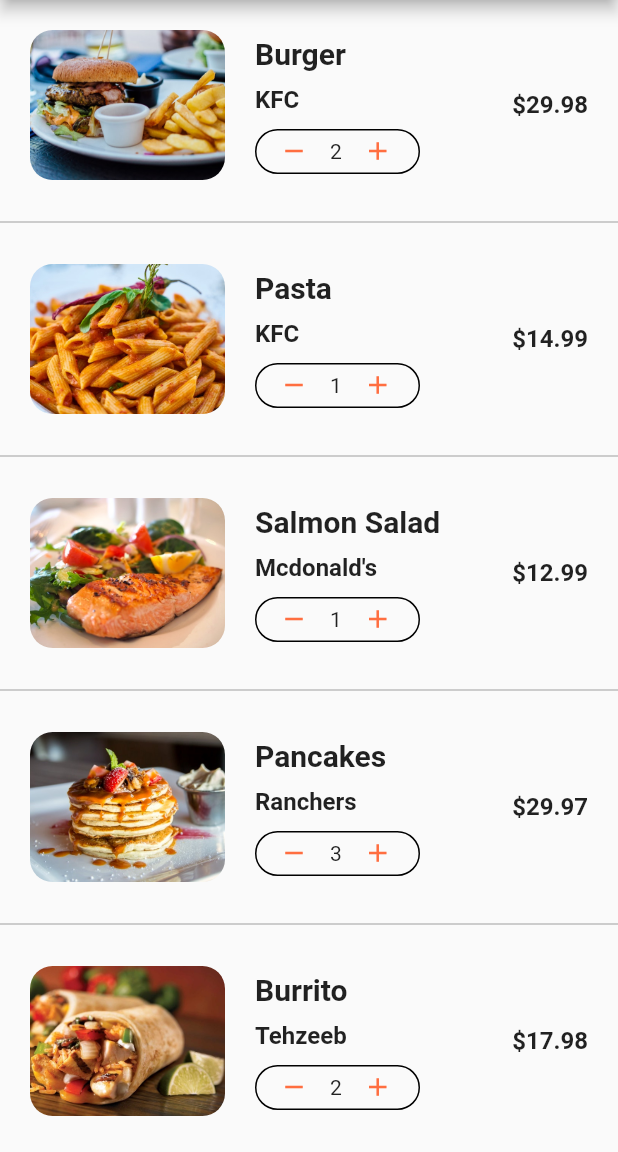
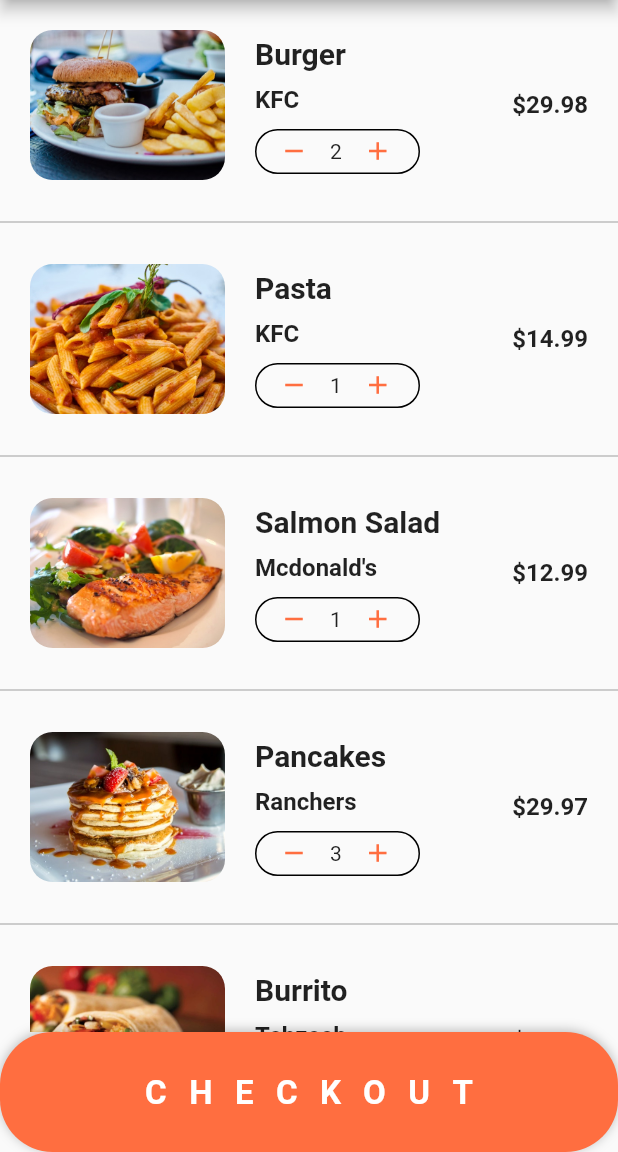
Before and after one commit to arslankaleem7229/Food-Dilivery-App, a Flutter app: the CartScreen screen opened directly, on a phone screen of 412 x 824 dp, the part 84-1236 px from its top. Run offline on Flutter 3.47's test engine with Material 2 defaults, Android fonts, the phone set to English and light mode, and no system bars.

Commit message:
Updated Cart Screen

```diff
--- a/lib/screens/cart.dart
+++ b/lib/screens/cart.dart
@@ -11,30 +11,95 @@ class CartScreen extends StatefulWidget {
 class _CartScreenState extends State<CartScreen> {
   @override
   Widget build(BuildContext context) {
+    double _totalprice = 0;
+
+    currentUser.cart.forEach((cartItem) {
+      _totalprice += cartItem.quantity * cartItem.food.price;
+    });
     return Scaffold(
       appBar: AppBar(
         title: Text("Cart (${currentUser.cart.length})"),
       ),
       body: ListView.separated(
+        physics: BouncingScrollPhysics(),
+        itemCount: currentUser.cart.length + 1,
         itemBuilder: (_, index) {
+          if (index < currentUser.cart.length) {
             Order order = currentUser.cart[index];
             return _buildCartOrders(
                 buildContext: _, order: order, itemCount: order.quantity);
+          } else {
+            return Padding(
+              padding: EdgeInsets.all(20.0),
+              child: Column(
+                children: [
+                  Row(
+                    mainAxisAlignment: MainAxisAlignment.spaceBetween,
+                    children: [
+                      Text("Estimated Dilivery Time:",
+                          style: kTextStyle(15, FontWeight.w600)),
+                      Text("25 min", style: kTextStyle(15, FontWeight.w600))
+                    ],
+                  ),
+                  Row(
+                    mainAxisAlignment: MainAxisAlignment.spaceBetween,
+                    children: [
+                      Text("Total Cost:",
+                          style: kTextStyle(15, FontWeight.w600)),
+                      Text("\$${_totalprice.toStringAsFixed(2)}",
+                          style: kTextStyle(15, FontWeight.w600,
+                              color: Colors.green)),
+                    ],
+                  ),
+                  SizedBox(height: 80.0),
+                ],
+              ),
+            );
+          }
         },
         separatorBuilder: (_, index) {
           return Divider(
             color: Colors.grey,
           );
         },
-            itemCount: currentUser.cart.length));
+      ),
+      bottomSheet: Container(
+        padding: EdgeInsets.all(20.0),
+        width: MediaQuery.of(context).size.width,
+        constraints: BoxConstraints(maxHeight: 80.0, minHeight: 50.0),
+        decoration: BoxDecoration(
+          borderRadius: BorderRadius.circular(35.0),
+          color: Theme.of(context).primaryColor,
+          boxShadow: [
+            BoxShadow(
+              color: Colors.black26,
+              offset: Offset(0, -1),
+              blurRadius: 6.0,
+            ),
+          ],
+        ),
+        child: Center(
+          child: TextButton(
+            child: Text(
+              "CHECKOUT",
+              style: kTextStyle(22, FontWeight.bold,
+                  color: Colors.white, letterSpacing: 15.0),
+            ),
+            onPressed: () {},
+          ),
+        ),
+      ),
+    );
   }
 
   _buildCartOrders(
       {@required BuildContext buildContext, Order order, int itemCount}) {
     int _itemsCount = itemCount;
-    return Container(
+    return Padding(
       padding: EdgeInsets.all(20),
-      child: Row(
+      child: Column(
+        children: [
+          Row(
             children: [
               ClipRRect(
                 borderRadius: BorderRadius.circular(15.0),
@@ -66,7 +131,8 @@ class _CartScreenState extends State<CartScreen> {
                       ),
                       new SizedBox(height: 10.0),
                       Container(
-                    constraints: BoxConstraints(maxWidth: 110, minWidth: 100),
+                        constraints:
+                            BoxConstraints(maxWidth: 110, minWidth: 100),
                         padding: EdgeInsets.all(1.0),
                         decoration: BoxDecoration(
                             border: Border.all(width: 1.0),
@@ -91,7 +157,7 @@ class _CartScreenState extends State<CartScreen> {
                             ),
                           ],
                         ),
-                  )
+                      ),
                     ],
                   ),
                 ),
@@ -103,6 +169,8 @@ class _CartScreenState extends State<CartScreen> {
               ),
             ],
           ),
+        ],
+      ),
     );
   }
 }
```
Lines whose indentation alone changed are shown as unchanged.
